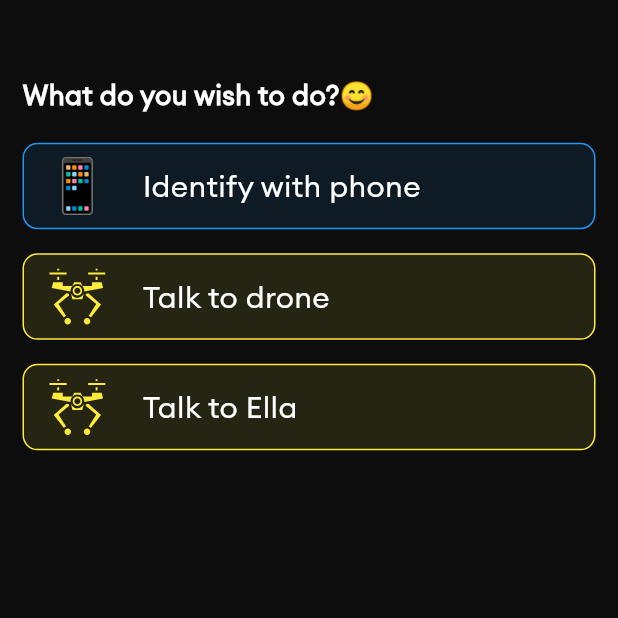
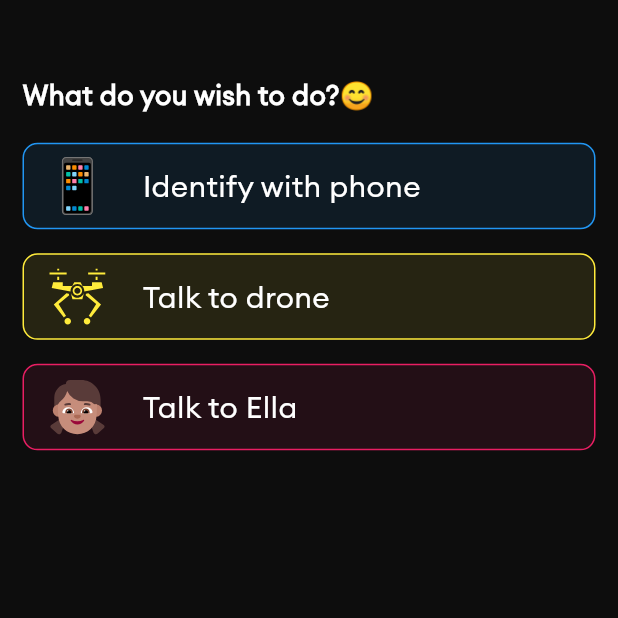
Before and after one commit to emeleonufavour/plant_disease_detection_mobile, a Flutter app: the HomePage screen opened by its route, on a phone screen of 412 x 824 dp, the top half of it. Run offline on Flutter 3.47's test engine with Material 3 defaults, Android fonts, the phone set to English and light mode, and no system bars; our stand-ins replace camera, flutter_animate, flutter_svg, flutter_tts, image_picker, lottie and 4 more; missing offline and left inert: tflite_flutter.

```diff
--- a/lib/ui/style/app_assets.dart
+++ b/lib/ui/style/app_assets.dart
@@ -27,4 +27,6 @@ class AppAssets {
   static SvgPicture gallerySvg(context) =>
       SvgPicture.asset('assets/svg/gallery.svg',
           width: PDimensions.width(0.1, context));
+  static SvgPicture ellaSvg(context) => SvgPicture.asset('assets/svg/ella.svg',
+      width: PDimensions.width(0.1, context));
 }
--- a/lib/ui/views/home/home.dart
+++ b/lib/ui/views/home/home.dart
@@ -8,7 +8,6 @@ import '../../style/app_assets.dart';
 import '../../widget/pd_text.dart';
 import 'home_vm.dart';
 import 'widgets/action_box.dart';
-import 'widgets/intro_box.dart';
 
 class HomePage extends StatelessWidget {
   const HomePage({super.key});
@@ -56,9 +55,9 @@ class HomePage extends StatelessWidget {
                     ActionBox(
                       //onTap: () => model.snapPicture(),
                       text: 'Talk to Ella',
-                      color: Colors.yellow.withOpacity(0.1),
-                      imageAsset: AppAssets.droneSvg(context, Colors.yellow),
-                      borderColor: Colors.yellow,
+                      color: Colors.pink.withOpacity(0.1),
+                      imageAsset: AppAssets.ellaSvg(context),
+                      borderColor: Colors.pink,
                     ),
                   ],
                 ),
--- a/pubspec.yaml
+++ b/pubspec.yaml
@@ -41,6 +41,7 @@ flutter:
     - assets/svg/
     - assets/labels.txt
     - assets/model_unquant.tflite
+    - assets/rive/
 
   fonts:
     - family: EuclidCircularA
```
Also changed, not shown: 2 other files.
